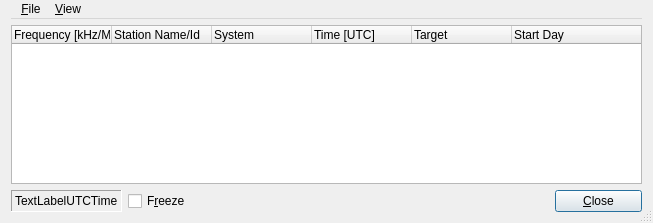
The window that dream/src/GUI-QT/LiveScheduleWindow.ui (mmjee/dream-patched) describes before a commit, drawn with Qt 5.
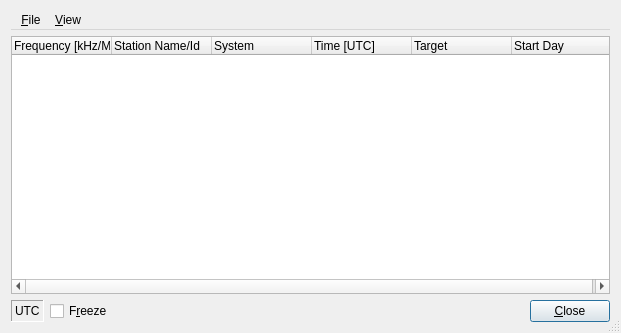
The same window after the commit. Icons and pictures are not drawn.

Diff of the .ui file:
```diff
--- a/dream/src/GUI-QT/LiveScheduleWindow.ui
+++ b/dream/src/GUI-QT/LiveScheduleWindow.ui
@@ -6,8 +6,8 @@
    <rect>
     <x>0</x>
     <y>0</y>
-    <width>653</width>
-    <height>223</height>
+    <width>621</width>
+    <height>333</height>
    </rect>
   </property>
   <property name="windowTitle">
@@ -21,9 +21,6 @@
    <bool>true</bool>
   </property>
   <layout class="QVBoxLayout" name="verticalLayout">
-   <property name="topMargin">
-    <number>0</number>
-   </property>
    <item>
     <widget class="QMenuBar" name="menubar">
      <widget class="QMenu" name="menuFile">
@@ -54,8 +51,6 @@
     </widget>
    </item>
    <item>
-    <layout class="QGridLayout" name="gridLayout">
-     <item row="0" column="0" colspan="4">
       <widget class="QTreeWidget" name="ListViewStations">
        <property name="sizePolicy">
         <sizepolicy hsizetype="Expanding" vsizetype="Expanding">
@@ -63,6 +58,12 @@
          <verstretch>0</verstretch>
         </sizepolicy>
        </property>
+     <property name="rootIsDecorated">
+      <bool>false</bool>
+     </property>
+     <property name="uniformRowHeights">
+      <bool>true</bool>
+     </property>
        <column>
         <property name="text">
          <string>Frequency [kHz/MHz]</string>
@@ -95,24 +96,16 @@
        </column>
       </widget>
      </item>
-     <item row="1" column="0">
-      <layout class="QVBoxLayout" name="_2">
-       <property name="spacing">
-        <number>6</number>
-       </property>
-       <property name="margin">
-        <number>0</number>
-       </property>
        <item>
-        <layout class="QHBoxLayout" name="_3">
-         <property name="spacing">
-          <number>6</number>
-         </property>
-         <property name="margin">
-          <number>0</number>
-         </property>
+    <layout class="QHBoxLayout" name="horizontalLayout">
          <item>
           <widget class="QLabel" name="TextLabelUTCTime">
+       <property name="sizePolicy">
+        <sizepolicy hsizetype="Minimum" vsizetype="Minimum">
+         <horstretch>0</horstretch>
+         <verstretch>0</verstretch>
+        </sizepolicy>
+       </property>
            <property name="frameShape">
             <enum>QFrame::Panel</enum>
            </property>
@@ -120,7 +113,7 @@
             <enum>QFrame::Sunken</enum>
            </property>
            <property name="text">
-            <string>TextLabelUTCTime</string>
+        <string>UTC</string>
            </property>
            <property name="wordWrap">
             <bool>false</bool>
@@ -128,23 +121,9 @@
           </widget>
          </item>
          <item>
-          <layout class="QHBoxLayout" name="_4">
-           <property name="spacing">
-            <number>6</number>
-           </property>
-           <property name="margin">
-            <number>0</number>
-           </property>
-          </layout>
-         </item>
-        </layout>
-       </item>
-      </layout>
-     </item>
-     <item row="1" column="1">
       <widget class="QCheckBox" name="CheckBoxFreeze">
        <property name="sizePolicy">
-        <sizepolicy hsizetype="Minimum" vsizetype="Fixed">
+        <sizepolicy hsizetype="Minimum" vsizetype="Minimum">
          <horstretch>0</horstretch>
          <verstretch>0</verstretch>
         </sizepolicy>
@@ -154,24 +133,30 @@
        </property>
       </widget>
      </item>
-     <item row="1" column="2">
+     <item>
       <spacer name="Spacer4">
        <property name="orientation">
         <enum>Qt::Horizontal</enum>
        </property>
        <property name="sizeType">
-        <enum>QSizePolicy::Minimum</enum>
+        <enum>QSizePolicy::Expanding</enum>
        </property>
        <property name="sizeHint" stdset="0">
         <size>
-         <width>328</width>
+         <width>20</width>
          <height>20</height>
         </size>
        </property>
       </spacer>
      </item>
-     <item row="1" column="3">
+     <item>
       <widget class="QPushButton" name="buttonOk">
+       <property name="sizePolicy">
+        <sizepolicy hsizetype="Minimum" vsizetype="Maximum">
+         <horstretch>0</horstretch>
+         <verstretch>0</verstretch>
+        </sizepolicy>
+       </property>
        <property name="text">
         <string>&amp;Close</string>
        </property>
```
Lines whose indentation alone changed are shown as unchanged.
